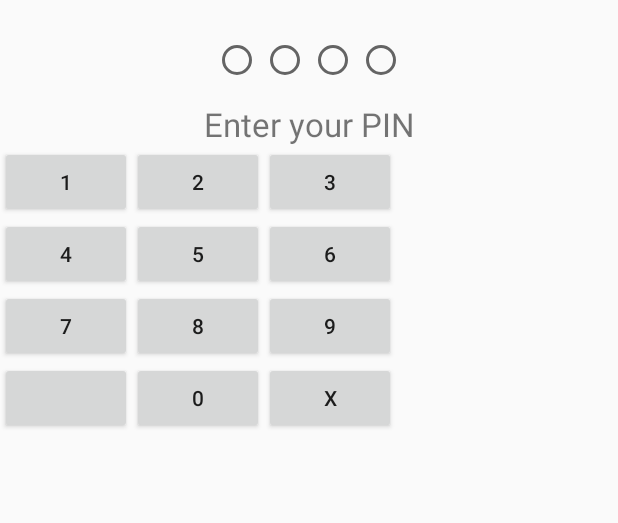
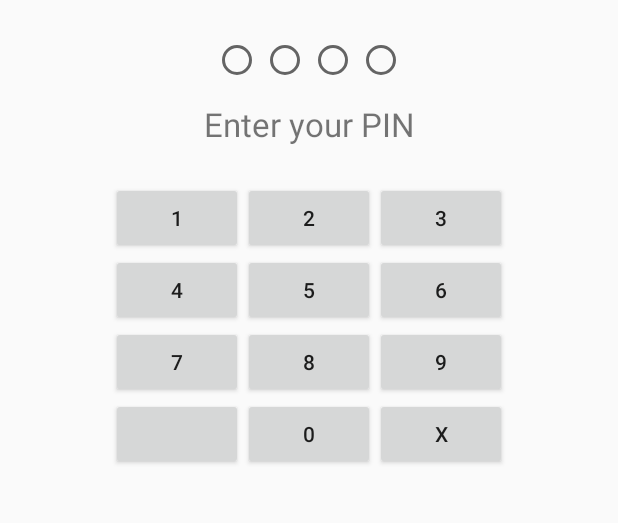
Before and after one commit to emuhlestein/FinancialPlanner, an Android app: the PinActivity screen opened directly, with no data from a screen before it, on a phone screen of 412 x 824 dp, the part 62-585 px from its top. Run offline under Robolectric (Android 15) with nearby library versions, the phone set to English and light mode, and no system bars.

Commit message:
Hook up buttons on pin activity.

```diff
--- a/retirementhelper/src/main/java/com/intelliviz/retirementhelper/ui/PinActivity.java
+++ b/retirementhelper/src/main/java/com/intelliviz/retirementhelper/ui/PinActivity.java
@@ -4,6 +4,7 @@ import android.os.Bundle;
 import android.support.v7.app.AppCompatActivity;
 import android.view.View;
 import android.widget.RadioButton;
+import android.widget.Toast;
 
 import com.intelliviz.retirementhelper.R;
 
@@ -75,6 +76,11 @@ public class PinActivity extends AppCompatActivity {
             default:
                 return;
         }
+
+        if(mCurrentButton == NUM_PIN_DIGITS) {
+            String pin = String.valueOf(mPin);
+            Toast.makeText(this, pin, Toast.LENGTH_LONG).show();
+        }
     }
 
     private void setPinDigit(char ch) {
--- a/retirementhelper/src/main/res/layout/activity_pin.xml
+++ b/retirementhelper/src/main/res/layout/activity_pin.xml
@@ -1,117 +1,164 @@
-<RelativeLayout xmlns:android="http://schemas.android.com/apk/res/android"
+<LinearLayout android:id="@+id/pin_indicators"
+    xmlns:android="http://schemas.android.com/apk/res/android"
     xmlns:tools="http://schemas.android.com/tools"
     android:layout_width="match_parent"
-    android:layout_height="match_parent"
+    android:layout_height="wrap_content"
+    android:orientation="vertical"
     tools:context="com.intelliviz.retirementhelper.ui.PinFragment">
 
-    <LinearLayout
-        android:id="@+id/pin_indicators"
-        android:layout_width="match_parent"
-        android:layout_height="wrap_content"
-        android:orientation="vertical">
     <TextView
         android:layout_width="match_parent"
         android:layout_height="match_parent"
+        android:layout_marginBottom="24dp"
+        android:layout_marginTop="12dp"
         android:gravity="center"
         android:text="Retirement Helper"
-            android:layout_marginTop="12dp"
-            android:layout_marginBottom="24dp"
-            android:textSize="22dp"/>
+        android:textSize="22dp" />
+
     <LinearLayout
         android:layout_width="match_parent"
         android:layout_height="wrap_content"
-            android:orientation="horizontal"
-            android:gravity="center">
+        android:gravity="center"
+        android:orientation="horizontal">
+
         <RadioButton
             android:id="@+id/pin_1"
             android:layout_width="wrap_content"
             android:layout_height="wrap_content" />
+
         <RadioButton
             android:id="@+id/pin_2"
             android:layout_width="wrap_content"
             android:layout_height="wrap_content" />
+
         <RadioButton
             android:id="@+id/pin_3"
             android:layout_width="wrap_content"
             android:layout_height="wrap_content" />
+
         <RadioButton
             android:id="@+id/pin_4"
             android:layout_width="wrap_content"
             android:layout_height="wrap_content" />
     </LinearLayout>
+
     <TextView
         android:layout_width="match_parent"
         android:layout_height="match_parent"
+        android:layout_marginTop="12dp"
         android:gravity="center"
+        android:layout_marginBottom="24dp"
         android:text="Enter your PIN"
-            android:layout_marginTop="12dp"
-            android:textSize="22dp"/>
-    </LinearLayout>
-    <GridLayout
+        android:textSize="22dp" />
+
+    <LinearLayout
         android:layout_width="match_parent"
         android:layout_height="wrap_content"
-        android:layout_below="@id/pin_indicators"
-        android:orientation="horizontal"
         android:gravity="center"
-        android:columnCount="3">
+        android:orientation="horizontal">
+
         <Button
             android:id="@+id/pin_1_button"
-            android:layout_column="0"
-            android:text="1"
-            android:onClick="onClickPinButton"/>
+            android:layout_width="wrap_content"
+            android:layout_height="wrap_content"
+            android:onClick="onClickPinButton"
+            android:text="1" />
+
         <Button
             android:id="@+id/pin_2_button"
-            android:layout_column="1"
-            android:text="2"
-            android:onClick="onClickPinButton"/>
+            android:layout_width="wrap_content"
+            android:layout_height="wrap_content"
+            android:onClick="onClickPinButton"
+            android:text="2" />
+
         <Button
             android:id="@+id/pin_3_button"
-            android:layout_column="2"
-            android:text="3"
-            android:onClick="onClickPinButton"/>
+            android:layout_width="wrap_content"
+            android:layout_height="wrap_content"
+            android:onClick="onClickPinButton"
+            android:text="3" />
+    </LinearLayout>
+
+    <LinearLayout
+        android:layout_width="match_parent"
+        android:layout_height="wrap_content"
+        android:gravity="center"
+        android:orientation="horizontal">
+
         <Button
             android:id="@+id/pin_4_button"
-            android:layout_column="0"
-            android:text="4"
-            android:onClick="onClickPinButton"/>
+            android:layout_width="wrap_content"
+            android:layout_height="wrap_content"
+            android:onClick="onClickPinButton"
+            android:text="4" />
+
         <Button
             android:id="@+id/pin_5_button"
-            android:layout_column="1"
-            android:text="5"
-            android:onClick="onClickPinButton"/>
+            android:layout_width="wrap_content"
+            android:layout_height="wrap_content"
+            android:onClick="onClickPinButton"
+            android:text="5" />
+
         <Button
             android:id="@+id/pin_6_button"
-            android:layout_column="2"
-            android:text="6"
-            android:onClick="onClickPinButton"/>
+            android:layout_width="wrap_content"
+            android:layout_height="wrap_content"
+            android:onClick="onClickPinButton"
+            android:text="6" />
+    </LinearLayout>
+
+    <LinearLayout
+        android:layout_width="match_parent"
+        android:layout_height="wrap_content"
+        android:gravity="center"
+        android:orientation="horizontal">
+
         <Button
             android:id="@+id/pin_7_button"
-            android:layout_column="0"
-            android:text="7"
-            android:onClick="onClickPinButton"/>
+            android:layout_width="wrap_content"
+            android:layout_height="wrap_content"
+            android:onClick="onClickPinButton"
+            android:text="7" />
+
         <Button
             android:id="@+id/pin_8_button"
-            android:layout_column="1"
-            android:text="8"
-            android:onClick="onClickPinButton"/>
+            android:layout_width="wrap_content"
+            android:layout_height="wrap_content"
+            android:onClick="onClickPinButton"
+            android:text="8" />
+
         <Button
             android:id="@+id/pin_9_button"
-            android:layout_column="2"
-            android:text="9"
-            android:onClick="onClickPinButton"/>
+            android:layout_width="wrap_content"
+            android:layout_height="wrap_content"
+            android:onClick="onClickPinButton"
+            android:text="9" />
+    </LinearLayout>
+
+    <LinearLayout
+        android:layout_width="match_parent"
+        android:layout_height="wrap_content"
+        android:gravity="center"
+        android:orientation="horizontal">
+
         <Button
-            android:layout_column="0"
+            android:layout_width="wrap_content"
+            android:layout_height="wrap_content"
+            android:onClick="onClickPinButton"
             android:text="" />
+
         <Button
             android:id="@+id/pin_0_button"
-            android:layout_column="1"
-            android:text="0"
-            android:onClick="onClickPinButton"/>
+            android:layout_width="wrap_content"
+            android:layout_height="wrap_content"
+            android:onClick="onClickPinButton"
+            android:text="0" />
+
         <Button
             android:id="@+id/pin_x_button"
-            android:layout_column="2"
-            android:text="X"
-            android:onClick="onClickPinButton"/>
-    </GridLayout>
-
-</RelativeLayout>
+            android:layout_width="wrap_content"
+            android:layout_height="wrap_content"
+            android:onClick="onClickPinButton"
+            android:text="x" />
+    </LinearLayout>
+</LinearLayout>
```
Lines whose indentation alone changed are shown as unchanged.
